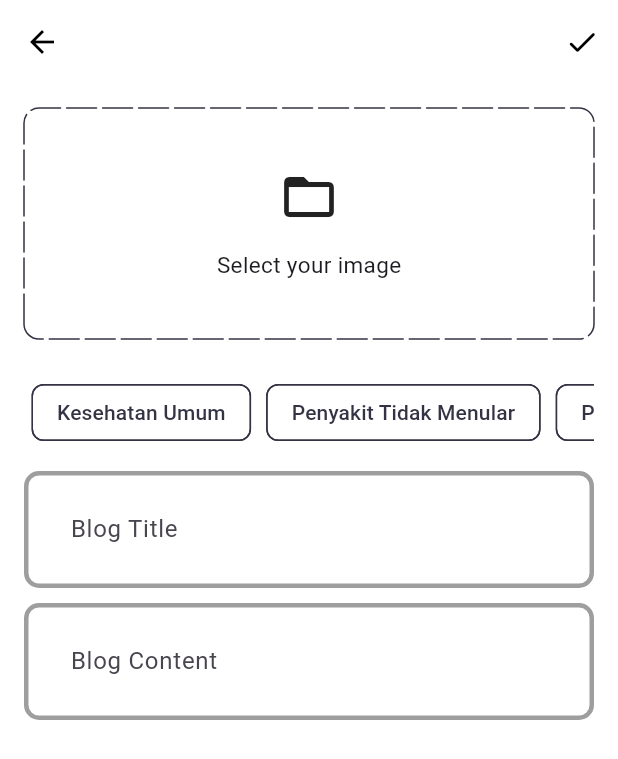
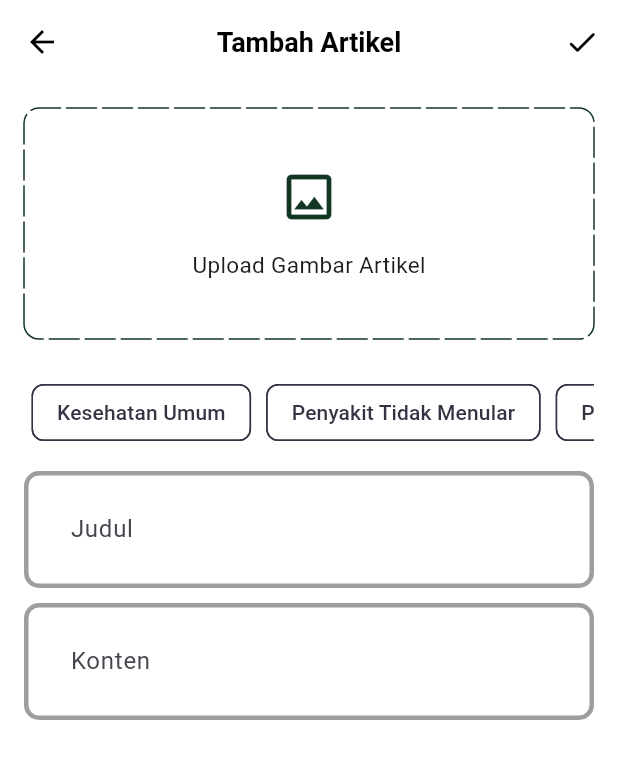
Before and after one commit to ratnoajiw/posbinduptm, a Flutter app: the AddNewBlogPage screen opened directly, on a phone screen of 412 x 824 dp. Shown: the top 759 px of the screen. Run offline on Flutter 3.47's test engine with Material 3 defaults, Android fonts, the phone set to English and light mode, and no system bars; drawn by our look-alikes of dotted_border; our stand-ins replace fl_chart, flutter_bloc, fpdart, get_it, hive, image_picker and 2 more; accounts and stored records are empty.

Commit message:
fungsi hapus blog sekarang beserta gambar pada storage+perbaikan nama database dan nama kolom

```diff
--- a/lib/core/common/widgets/app_drawer.dart
+++ b/lib/core/common/widgets/app_drawer.dart
@@ -64,10 +64,10 @@ class AppDrawer extends StatelessWidget {
 
             // **LOGOUT BUTTON**
             ListTile(
-              leading: const Icon(Icons.logout, color: Colors.red),
+              leading: const Icon(Icons.logout, color: Colors.black54),
               title: const Text(
                 'Logout',
-                style: TextStyle(color: Colors.red),
+                style: TextStyle(color: Colors.black54),
               ),
               onTap: () => _showLogoutDialog(context),
             ),
--- a/lib/core/common/widgets/custom_delete_dialog.dart
+++ b/lib/core/common/widgets/custom_delete_dialog.dart
@@ -1,4 +1,5 @@
 import 'package:flutter/material.dart';
+import 'package:posbinduptm/core/theme/app_pallete.dart';
 
 class CustomDeleteDialog extends StatelessWidget {
   final String title;
@@ -20,7 +21,8 @@ class CustomDeleteDialog extends StatelessWidget {
       ),
       title: Column(
         children: [
-          const Icon(Icons.warning_amber_rounded, color: Colors.red, size: 50),
+          const Icon(Icons.warning_amber_rounded,
+              color: AppPallete.gradientGreen1, size: 50),
           const SizedBox(height: 10),
           Text(title, style: const TextStyle(fontWeight: FontWeight.bold)),
         ],
@@ -44,7 +46,7 @@ class CustomDeleteDialog extends StatelessWidget {
         ),
         ElevatedButton(
           style: ElevatedButton.styleFrom(
-            backgroundColor: Colors.red,
+            backgroundColor: AppPallete.gradientGreen1,
             shape: RoundedRectangleBorder(
               borderRadius: BorderRadius.circular(8),
             ),
--- a/lib/features/antropometri/data/datasources/antropometri_remote_data_source.dart
+++ b/lib/features/antropometri/data/datasources/antropometri_remote_data_source.dart
@@ -38,7 +38,7 @@ class AntropometriRemoteDataSourceImpl implements AntropometriRemoteDataSource {
       final antropometries = await supabaseClient
           .from('antropometri')
           .select('*, profiles(name)')
-          .eq('poster_id', posterId)
+          .eq('profile_id', posterId)
           .order('pemeriksaan_at', ascending: false);
 
       return antropometries.map((antropometri) {
@@ -82,7 +82,7 @@ class AntropometriRemoteDataSourceImpl implements AntropometriRemoteDataSource {
         'lingkar_perut': lingkarPerut,
         'pemeriksaan_at': pemeriksaanAt.toIso8601String(),
         'updated_at': DateTime.now().toIso8601String(),
-      }).eq('id', id);
+      }).eq('antropometri_id', id);
     } on PostgrestException catch (e) {
       throw ServerException(e.message);
     }
@@ -94,7 +94,7 @@ class AntropometriRemoteDataSourceImpl implements AntropometriRemoteDataSource {
       await supabaseClient
           .from('antropometri')
           .delete()
-          .match({'id': antropometriId});
+          .match({'antropometri_id': antropometriId});
     } on PostgrestException catch (e) {
       throw ServerException(e.message);
     }
--- a/lib/features/auth/data/datasources/auth_remote_data_source.dart
+++ b/lib/features/auth/data/datasources/auth_remote_data_source.dart
@@ -75,7 +75,7 @@ class AuthRemoteDataSourceImpl implements AuthRemoteDataSource {
   Future<UserModel?> getCurrentUserData() async {
     try {
       if (currentUserSession != null) {
-        final userData = await supabaseClient.from('profiles').select().eq(
+        final userData = await supabaseClient.from('profile').select().eq(
               'id',
               currentUserSession!.user.id,
             );
--- a/lib/features/blog/presentation/pages/add_new_blog_page.dart
+++ b/lib/features/blog/presentation/pages/add_new_blog_page.dart
@@ -68,6 +68,11 @@ class _AddNewBlogPageState extends State<AddNewBlogPage> {
   Widget build(BuildContext context) {
     return Scaffold(
       appBar: AppBar(
+        title: const Text(
+          "Tambah Artikel",
+          style: TextStyle(fontSize: 18, fontWeight: FontWeight.w600),
+        ),
+        centerTitle: true,
         actions: [
           IconButton(
             onPressed: () {
@@ -119,7 +124,7 @@ class _AddNewBlogPageState extends State<AddNewBlogPage> {
                               selectImage();
                             },
                             child: DottedBorder(
-                              color: AppPallete.borderColor,
+                              color: AppPallete.gradientGreen1,
                               dashPattern: const [20, 4],
                               radius: const Radius.circular(10),
                               borderType: BorderType.RRect,
@@ -131,14 +136,15 @@ class _AddNewBlogPageState extends State<AddNewBlogPage> {
                                   mainAxisAlignment: MainAxisAlignment.center,
                                   children: [
                                     Icon(
-                                      Icons.folder_open,
+                                      Icons.image_outlined,
                                       size: 40,
+                                      color: AppPallete.gradientGreen1,
                                     ),
                                     SizedBox(
                                       height: 15,
                                     ),
                                     Text(
-                                      'Select your image',
+                                      'Upload Gambar Artikel',
                                       style: TextStyle(fontSize: 15),
                                     )
                                   ],
@@ -198,14 +204,14 @@ class _AddNewBlogPageState extends State<AddNewBlogPage> {
                     ),
                     BlogFieldEditor(
                       controller: titleController,
-                      hintText: 'Blog Title',
+                      hintText: 'Judul',
                     ),
                     const SizedBox(
                       height: 10,
                     ),
                     BlogFieldEditor(
                       controller: contentController,
-                      hintText: 'Blog Content',
+                      hintText: 'Konten',
                     ),
                   ],
                 ),
--- a/lib/features/blog/presentation/pages/blog_page.dart
+++ b/lib/features/blog/presentation/pages/blog_page.dart
@@ -38,7 +38,10 @@ class _BlogPageState extends State<BlogPage> {
   Widget build(BuildContext context) {
     return Scaffold(
       appBar: AppBar(
-        title: const Text('Blog Artikel'),
+        title: const Text(
+          'Artikel Blog',
+          style: TextStyle(fontSize: 18, fontWeight: FontWeight.w600),
+        ),
         centerTitle: true,
         actions: [
           IconButton(
--- a/lib/features/blog/presentation/pages/blog_viewer_page.dart
+++ b/lib/features/blog/presentation/pages/blog_viewer_page.dart
@@ -33,6 +33,19 @@ class _BlogViewerPageState extends State<BlogViewerPage> {
     blog = widget.blog;
   }
 
+  void _showDeleteDialog(BuildContext context, String blogId) {
+    showDialog(
+      context: context,
+      builder: (ctx) => CustomDeleteDialog(
+        title: "Hapus Artikel",
+        content: "Apakah Anda yakin ingin menghapus artikel ini?",
+        onConfirm: () {
+          context.read<BlogBloc>().add(BlogDelete(blogId: blogId));
+        },
+      ),
+    );
+  }
+
   @override
   Widget build(BuildContext context) {
     return BlocConsumer<BlogBloc, BlogState>(
@@ -49,10 +62,8 @@ class _BlogViewerPageState extends State<BlogViewerPage> {
 
         return Scaffold(
           appBar: AppBar(
-            backgroundColor: AppPallete.whiteColor,
-            elevation: 0,
             title: const Text(
-              "Detail Blog",
+              "Detail Artikel",
               style: TextStyle(fontSize: 18, fontWeight: FontWeight.w600),
             ),
             centerTitle: true,
@@ -150,17 +161,4 @@ class _BlogViewerPageState extends State<BlogViewerPage> {
       },
     );
   }
-
-  void _showDeleteDialog(BuildContext context, String blogId) {
-    showDialog(
-      context: context,
-      builder: (ctx) => CustomDeleteDialog(
-        title: "Hapus Blog",
-        content: "Apakah Anda yakin ingin menghapus blog ini?",
-        onConfirm: () {
-          context.read<BlogBloc>().add(BlogDelete(blogId: blogId));
-        },
-      ),
-    );
-  }
 }
--- a/lib/features/blog/presentation/pages/update_blog_page.dart
+++ b/lib/features/blog/presentation/pages/update_blog_page.dart
@@ -99,6 +99,11 @@ class _UpdateBlogPageState extends State<UpdateBlogPage> {
 
     return Scaffold(
       appBar: AppBar(
+        title: const Text(
+          "Edit Artikel",
+          style: TextStyle(fontSize: 18, fontWeight: FontWeight.w600),
+        ),
+        centerTitle: true,
         actions: [
           IconButton(
             onPressed: updateBlog,
```
Also changed, not shown: lib/core/common/widgets/custom_logout_dialog.dart (+4 -3 lines), lib/features/antropometri/data/models/antropometri_model.dart (+4 -4 lines), lib/features/blog/data/datasources/blog_remote_data_source.dart (+11 -5 lines), lib/features/blog/data/models/blog_model.dart (+4 -4 lines).
